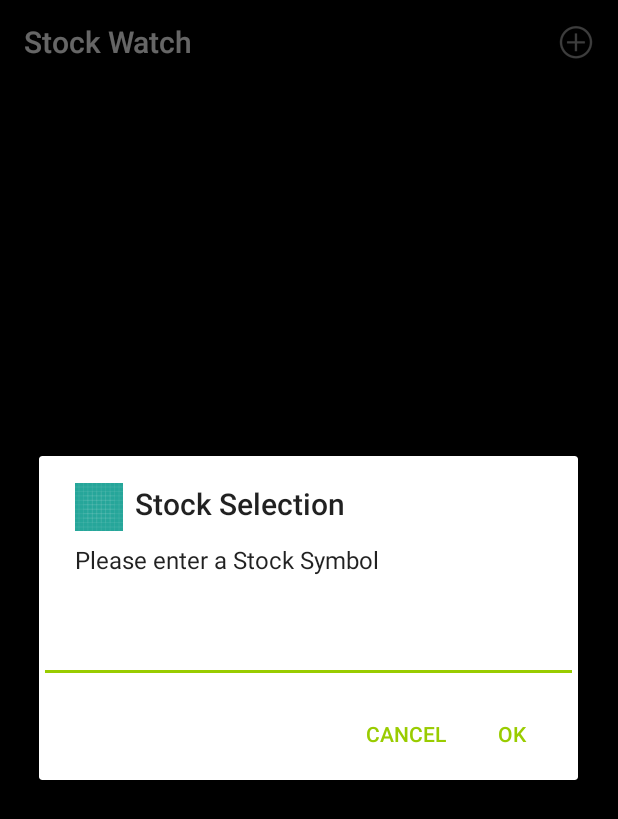
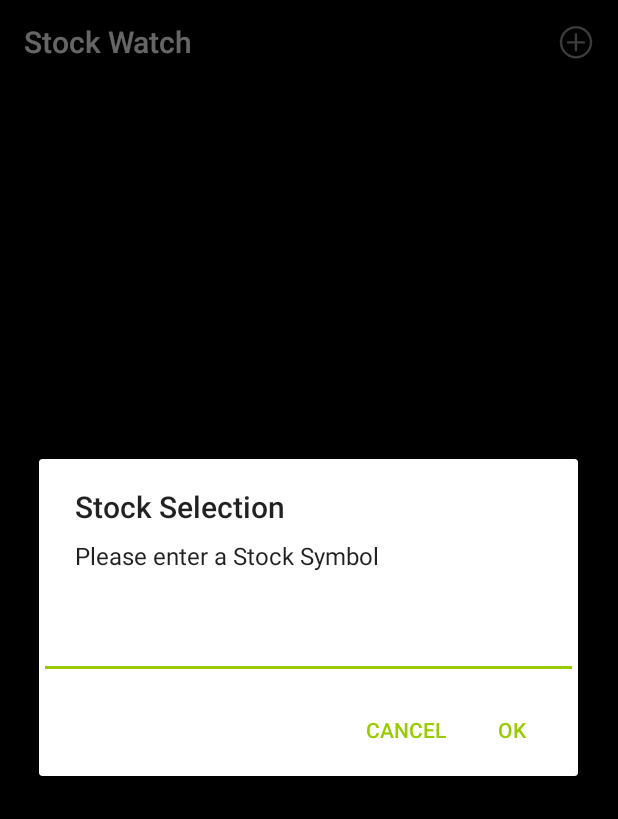
Before and after one commit to annalbenson/StockWatch, an Android app: the screen it shows after launch (MainActivity), after a tap on "addStockMenuTitle", on a phone screen of 412 x 824 dp. Shown: the top 819 px of the screen. Run offline under Robolectric (Android 15) with nearby library versions, the phone set to English and light mode, and no system bars.

Commit message:
Removed icon from stock selection dialog

```diff
--- a/app/src/main/java/com/annabenson/stockwatch/MainActivity.java
+++ b/app/src/main/java/com/annabenson/stockwatch/MainActivity.java
@@ -242,7 +242,7 @@ public class MainActivity extends AppCompatActivity
         et.setGravity(Gravity.CENTER_HORIZONTAL);
 
         builder.setView(et);
-        builder.setIcon(R.drawable.ic_launcher_background);// change later
+
 
         builder.setPositiveButton("OK", new DialogInterface.OnClickListener() {
             @Override
```
